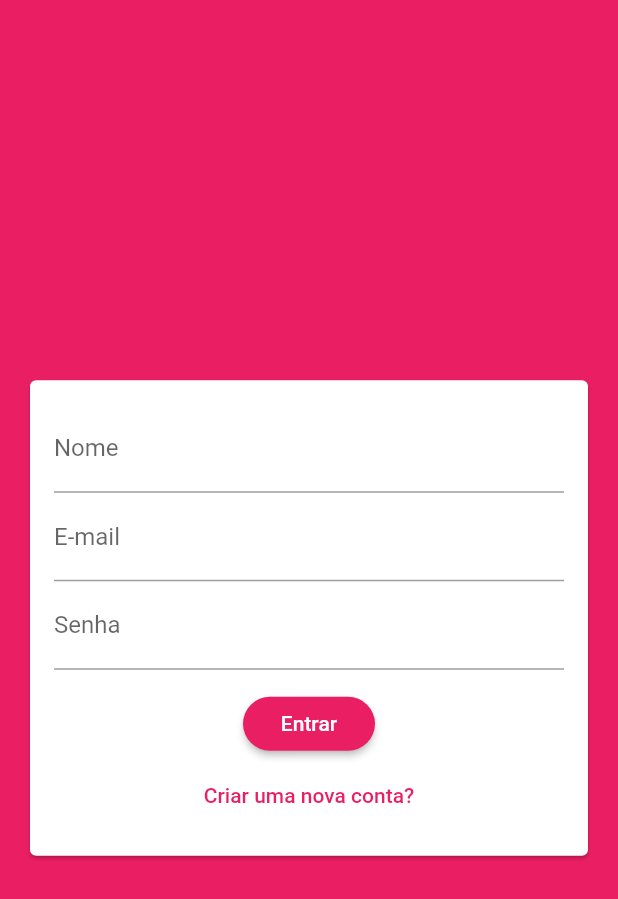
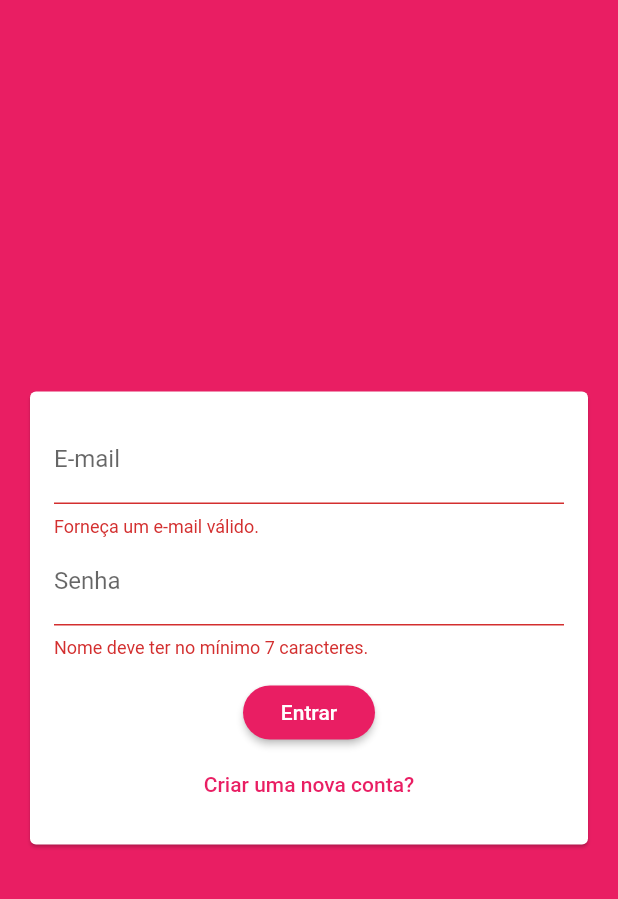
Before and after one commit to tarcisiolopes/chat_flutter, a Flutter app: the screen it shows after launch, after a tap on "Entrar", on a phone screen of 412 x 824 dp. Shown: the top 899 px of the screen. Run offline on Flutter 3.47's test engine with Material 2 defaults, Android fonts, the phone set to English and light mode, and no system bars; our stand-ins replace cloud_firestore, firebase_core; accounts and stored records are empty.

Commit message:
Evoluindo Tela Autenticação

```diff
--- /dev/null
+++ b/lib/models/auth_data.dart
@@ -0,0 +1,23 @@
+enum AuthMode {
+  LOGIN,
+  SIGNUP,
+}
+
+class AuthData {
+  String name;
+  String email;
+  String password;
+  AuthMode _mode = AuthMode.LOGIN;
+
+  bool get isSignup {
+    return _mode == AuthMode.SIGNUP;
+  }
+
+  bool get isLogin {
+    return _mode == AuthMode.LOGIN;
+  }
+
+  void toggleMode() {
+    _mode = _mode == AuthMode.LOGIN ? AuthMode.SIGNUP : AuthMode.LOGIN;
+  }
+}
--- a/lib/widgets/auth_form.dart
+++ b/lib/widgets/auth_form.dart
@@ -1,3 +1,4 @@
+import 'package:chat/models/auth_data.dart';
 import 'package:flutter/material.dart';
 
 class AuthForm extends StatefulWidget {
@@ -6,6 +7,18 @@ class AuthForm extends StatefulWidget {
 }
 
 class _AuthFormState extends State<AuthForm> {
+  final GlobalKey<FormState> _formKey = GlobalKey();
+  final AuthData _authData = AuthData();
+
+  _submit() {
+    bool isValid = _formKey.currentState.validate();
+    FocusScope.of(context).unfocus();
+
+    if (isValid) {
+      print(_authData);
+    }
+  }
+
   @override
   Widget build(BuildContext context) {
     return Center(
@@ -15,32 +28,67 @@ class _AuthFormState extends State<AuthForm> {
           child: Padding(
             padding: EdgeInsets.all(16),
             child: Form(
+              key: _formKey,
               child: Column(
                 children: [
+                  if (_authData.isSignup)
+                    TextFormField(
+                      key: ValueKey('name'),
+                      decoration: InputDecoration(
+                        labelText: 'Nome',
+                      ),
+                      initialValue: _authData.name,
+                      onChanged: (value) => _authData.name = value,
+                      validator: (value) {
+                        if (value == null || value.trim().length < 3) {
+                          return 'Nome deve ter no mínimo 3 caracteres.';
+                        }
+                        return null;
+                      },
+                    ),
                   TextFormField(
-                    decoration: InputDecoration(
-                      labelText: 'Nome',
-                    ),
-                  ),
-                  TextFormField(
+                    key: ValueKey('email'),
                     decoration: InputDecoration(
                       labelText: 'E-mail',
                     ),
+                    onChanged: (value) => _authData.email = value,
+                    validator: (value) {
+                      if (value == null || !value.contains('@')) {
+                        return 'Forneça um e-mail válido.';
+                      }
+                      return null;
+                    },
                   ),
                   TextFormField(
+                    key: ValueKey('password'),
                     obscureText: true,
                     decoration: InputDecoration(
                       labelText: 'Senha',
                     ),
+                    onChanged: (value) => _authData.password = value,
+                    validator: (value) {
+                      if (value == null || value.trim().length < 7) {
+                        return 'Nome deve ter no mínimo 7 caracteres.';
+                      }
+                      return null;
+                    },
                   ),
                   SizedBox(
                     height: 12,
                   ),
-                  RaisedButton(child: Text('Entrar'), onPressed: () {}),
+                  RaisedButton(
+                      child: Text(_authData.isLogin ? 'Entrar' : 'Cadastrar'),
+                      onPressed: _submit),
                   FlatButton(
                     textColor: Theme.of(context).primaryColor,
-                    child: Text('Criar uma nova conta?'),
-                    onPressed: () {},
+                    child: Text(_authData.isLogin
+                        ? 'Criar uma nova conta?'
+                        : 'Já possui uma conta?'),
+                    onPressed: () {
+                      setState(() {
+                        _authData.toggleMode();
+                      });
+                    },
                   ),
                 ],
               ),
```
